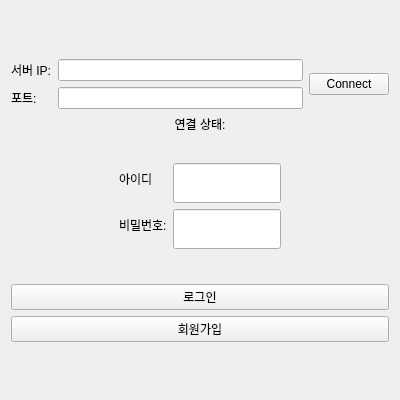
First picture: the form in ui/loginui.ui, repository didwnsgur999/Trpg_Table, before the edit.
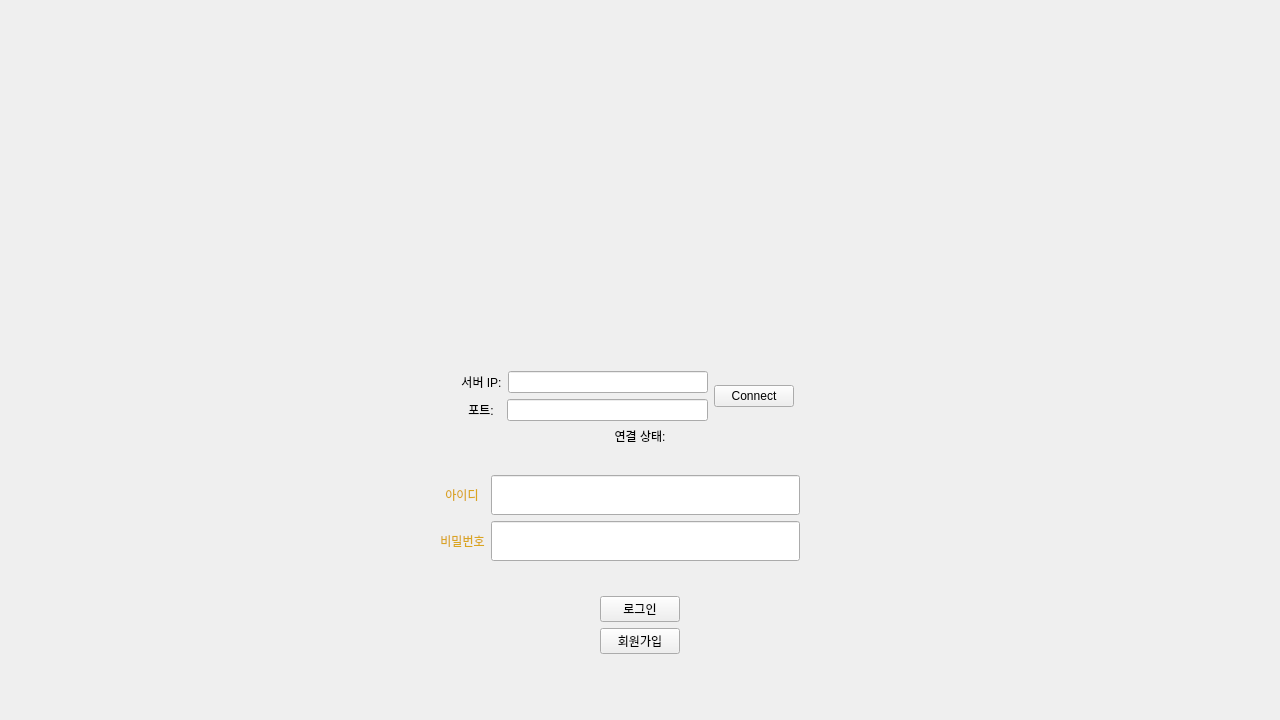
Second picture: the form after the edit.

The edit to the form file:
```diff
--- a/ui/loginui.ui
+++ b/ui/loginui.ui
@@ -6,14 +6,14 @@
    <rect>
     <x>0</x>
     <y>0</y>
-    <width>400</width>
-    <height>400</height>
+    <width>1280</width>
+    <height>720</height>
    </rect>
   </property>
   <property name="windowTitle">
    <string>Login</string>
   </property>
-  <layout class="QVBoxLayout" name="verticalLayout">
+  <layout class="QVBoxLayout" name="verticalLayout_2">
    <item>
     <spacer name="verticalSpacer_2">
      <property name="styleSheet">
@@ -25,44 +25,135 @@
      <property name="sizeHint" stdset="0">
       <size>
        <width>20</width>
-       <height>1</height>
+       <height>360</height>
       </size>
      </property>
     </spacer>
    </item>
    <item>
-    <layout class="QHBoxLayout" name="horizontalLayout">
+    <layout class="QHBoxLayout" name="horizontalLayout_6">
      <item>
-      <layout class="QFormLayout" name="serverConnectLayout">
-       <item row="0" column="0">
-        <widget class="QLabel" name="serverIpLabel">
-         <property name="text">
-          <string>서버 IP:</string>
-         </property>
-        </widget>
+      <layout class="QVBoxLayout" name="verticalLayout">
+       <item>
+        <layout class="QHBoxLayout" name="horizontalLayout">
+         <item>
+          <spacer name="horizontalSpacer_7">
+           <property name="orientation">
+            <enum>Qt::Orientation::Horizontal</enum>
+           </property>
+           <property name="sizeHint" stdset="0">
+            <size>
+             <width>450</width>
+             <height>20</height>
+            </size>
+           </property>
+          </spacer>
+         </item>
+         <item>
+          <widget class="QLabel" name="serverIpLabel">
+           <property name="minimumSize">
+            <size>
+             <width>40</width>
+             <height>0</height>
+            </size>
+           </property>
+           <property name="styleSheet">
+            <string notr="true">color: black;
+font: 600 12pt &quot;나눔고딕&quot;;</string>
+           </property>
+           <property name="text">
+            <string>서버 IP:</string>
+           </property>
+           <property name="alignment">
+            <set>Qt::AlignmentFlag::AlignCenter</set>
+           </property>
+          </widget>
+         </item>
+         <item>
+          <widget class="QLineEdit" name="serverIpLineEdit">
+           <property name="minimumSize">
+            <size>
+             <width>200</width>
+             <height>0</height>
+            </size>
+           </property>
+          </widget>
+         </item>
+        </layout>
        </item>
-       <item row="0" column="1">
-        <widget class="QLineEdit" name="serverIpLineEdit"/>
-       </item>
-       <item row="1" column="0">
-        <widget class="QLabel" name="serverPortLabel">
-         <property name="text">
-          <string>포트:</string>
-         </property>
-        </widget>
-       </item>
-       <item row="1" column="1">
-        <widget class="QLineEdit" name="serverPortLineEdit"/>
+       <item>
+        <layout class="QHBoxLayout" name="horizontalLayout_5">
+         <item>
+          <spacer name="horizontalSpacer_8">
+           <property name="orientation">
+            <enum>Qt::Orientation::Horizontal</enum>
+           </property>
+           <property name="sizeHint" stdset="0">
+            <size>
+             <width>450</width>
+             <height>20</height>
+            </size>
+           </property>
+          </spacer>
+         </item>
+         <item>
+          <widget class="QLabel" name="serverPortLabel">
+           <property name="minimumSize">
+            <size>
+             <width>40</width>
+             <height>0</height>
+            </size>
+           </property>
+           <property name="styleSheet">
+            <string notr="true">color: black;
+font: 600 12pt &quot;나눔고딕&quot;;</string>
+           </property>
+           <property name="text">
+            <string>포트:</string>
+           </property>
+           <property name="alignment">
+            <set>Qt::AlignmentFlag::AlignCenter</set>
+           </property>
+          </widget>
+         </item>
+         <item>
+          <widget class="QLineEdit" name="serverPortLineEdit">
+           <property name="minimumSize">
+            <size>
+             <width>200</width>
+             <height>0</height>
+            </size>
+           </property>
+          </widget>
+         </item>
+        </layout>
        </item>
       </layout>
      </item>
      <item>
       <widget class="QPushButton" name="ServerConnectButton">
+       <property name="styleSheet">
+        <string notr="true">color: black;
+font: 600 12pt &quot;나눔고딕&quot;;</string>
+       </property>
        <property name="text">
         <string>Connect</string>
        </property>
       </widget>
      </item>
+     <item>
+      <spacer name="horizontalSpacer_9">
+       <property name="orientation">
+        <enum>Qt::Orientation::Horizontal</enum>
+       </property>
+       <property name="sizeHint" stdset="0">
+        <size>
+         <width>450</width>
+         <height>20</height>
+        </size>
+       </property>
+      </spacer>
+     </item>
     </layout>
    </item>
    <item>
@@ -104,7 +195,7 @@
         </property>
         <property name="sizeHint" stdset="0">
          <size>
-          <width>57</width>
+          <width>420</width>
           <height>20</height>
          </size>
         </property>
@@ -115,11 +206,27 @@
         <property name="sizeConstraint">
          <enum>QLayout::SizeConstraint::SetMinimumSize</enum>
         </property>
+        <property name="labelAlignment">
+         <set>Qt::AlignmentFlag::AlignCenter</set>
+        </property>
         <item row="0" column="0">
          <widget class="QLabel" name="idlabel">
+          <property name="minimumSize">
+           <size>
+            <width>0</width>
+            <height>40</height>
+           </size>
+          </property>
+          <property name="styleSheet">
+           <string notr="true">color: Goldenrod;
+font: 600 12pt &quot;나눔고딕&quot;;</string>
+          </property>
           <property name="text">
            <string>아이디</string>
           </property>
+          <property name="alignment">
+           <set>Qt::AlignmentFlag::AlignCenter</set>
+          </property>
          </widget>
         </item>
         <item row="0" column="1">
@@ -134,8 +241,21 @@
         </item>
         <item row="1" column="0">
          <widget class="QLabel" name="pwlabel">
+          <property name="minimumSize">
+           <size>
+            <width>0</width>
+            <height>40</height>
+           </size>
+          </property>
+          <property name="styleSheet">
+           <string notr="true">color: Goldenrod;
+font: 600 12pt &quot;나눔고딕&quot;;</string>
+          </property>
           <property name="text">
-           <string>비밀번호:</string>
+           <string>비밀번호</string>
+          </property>
+          <property name="alignment">
+           <set>Qt::AlignmentFlag::AlignCenter</set>
           </property>
          </widget>
         </item>
@@ -161,7 +281,7 @@
         </property>
         <property name="sizeHint" stdset="0">
          <size>
-          <width>57</width>
+          <width>460</width>
           <height>20</height>
          </size>
         </property>
@@ -190,18 +310,98 @@
     </spacer>
    </item>
    <item>
-    <widget class="QPushButton" name="loginButton">
-     <property name="text">
-      <string>로그인</string>
-     </property>
-    </widget>
+    <layout class="QHBoxLayout" name="horizontalLayout_3">
+     <item>
+      <spacer name="horizontalSpacer_3">
+       <property name="orientation">
+        <enum>Qt::Orientation::Horizontal</enum>
+       </property>
+       <property name="sizeHint" stdset="0">
+        <size>
+         <width>40</width>
+         <height>20</height>
+        </size>
+       </property>
+      </spacer>
+     </item>
+     <item>
+      <widget class="QPushButton" name="loginButton">
+       <property name="minimumSize">
+        <size>
+         <width>80</width>
+         <height>0</height>
+        </size>
+       </property>
+       <property name="styleSheet">
+        <string notr="true">color: black;
+font: 600 12pt &quot;나눔고딕&quot;;</string>
+       </property>
+       <property name="text">
+        <string>로그인</string>
+       </property>
+      </widget>
+     </item>
+     <item>
+      <spacer name="horizontalSpacer_4">
+       <property name="orientation">
+        <enum>Qt::Orientation::Horizontal</enum>
+       </property>
+       <property name="sizeHint" stdset="0">
+        <size>
+         <width>40</width>
+         <height>20</height>
+        </size>
+       </property>
+      </spacer>
+     </item>
+    </layout>
    </item>
    <item>
-    <widget class="QPushButton" name="registerButton">
-     <property name="text">
-      <string>회원가입</string>
-     </property>
-    </widget>
+    <layout class="QHBoxLayout" name="horizontalLayout_4">
+     <item>
+      <spacer name="horizontalSpacer_5">
+       <property name="orientation">
+        <enum>Qt::Orientation::Horizontal</enum>
+       </property>
+       <property name="sizeHint" stdset="0">
+        <size>
+         <width>40</width>
+         <height>20</height>
+        </size>
+       </property>
+      </spacer>
+     </item>
+     <item>
+      <widget class="QPushButton" name="registerButton">
+       <property name="minimumSize">
+        <size>
+         <width>80</width>
+         <height>0</height>
+        </size>
+       </property>
+       <property name="styleSheet">
+        <string notr="true">color: black;
+font: 600 12pt &quot;나눔고딕&quot;;</string>
+       </property>
+       <property name="text">
+        <string>회원가입</string>
+       </property>
+      </widget>
+     </item>
+     <item>
+      <spacer name="horizontalSpacer_6">
+       <property name="orientation">
+        <enum>Qt::Orientation::Horizontal</enum>
+       </property>
+       <property name="sizeHint" stdset="0">
+        <size>
+         <width>40</width>
+         <height>20</height>
+        </size>
+       </property>
+      </spacer>
+     </item>
+    </layout>
    </item>
    <item>
     <spacer name="verticalSpacer_3">
```
